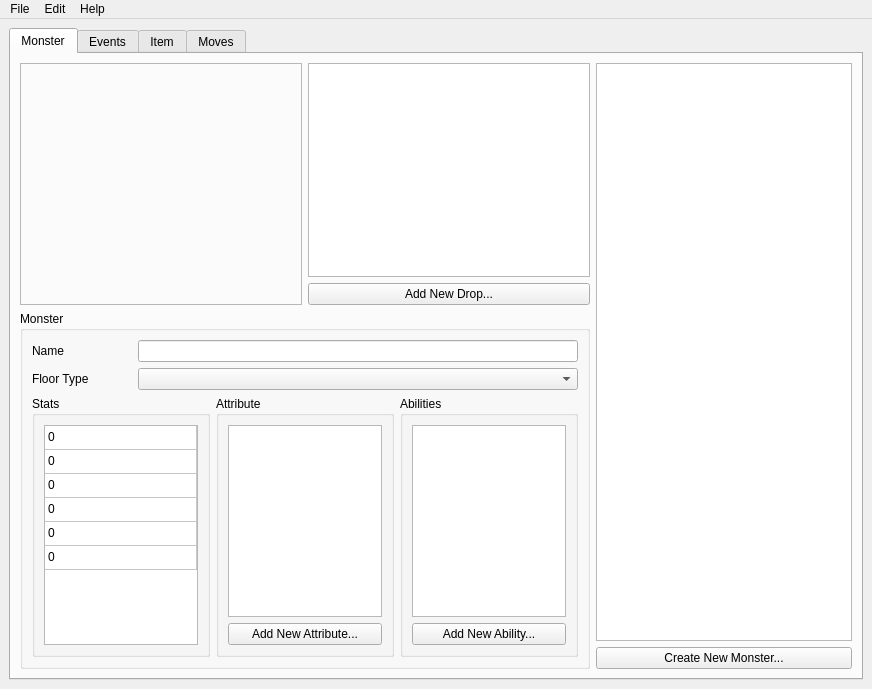
Qt form editor/ui/editor.ui (SodaCookie/rpeg) before a commit.
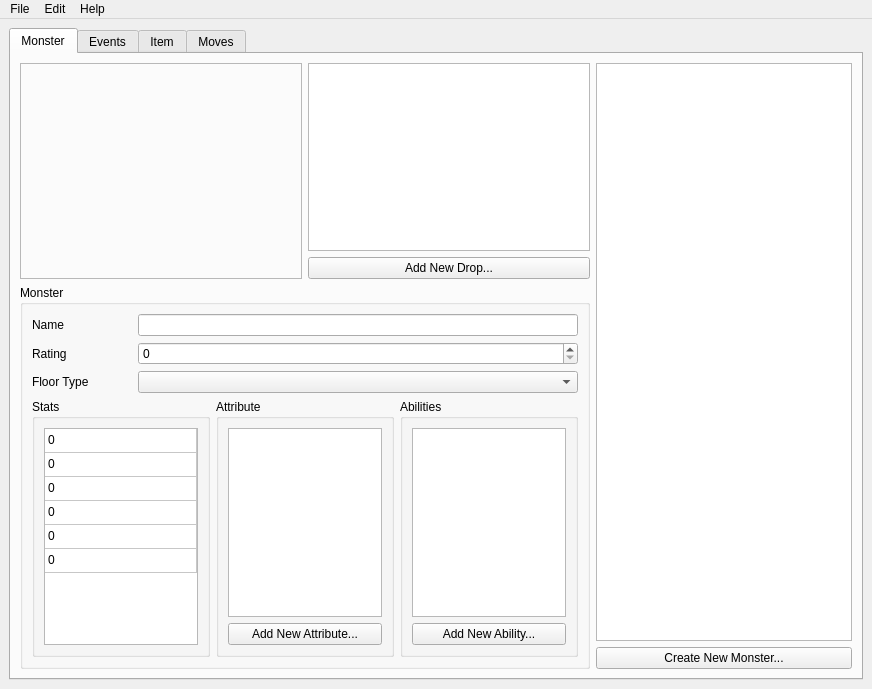
The same form after that commit.

Commit message: Updated monster ui to have rating, created data manager for monster

```diff
--- a/editor/ui/editor.ui
+++ b/editor/ui/editor.ui
@@ -30,12 +30,12 @@
        <attribute name="title">
         <string>Monster</string>
        </attribute>
+       <layout class="QHBoxLayout" name="horizontalLayout_23">
+        <item>
+         <layout class="QVBoxLayout" name="verticalLayout_17">
+          <item>
        <layout class="QHBoxLayout" name="horizontalLayout_5">
         <item>
-         <layout class="QVBoxLayout" name="verticalLayout_6">
-          <item>
-           <layout class="QHBoxLayout" name="horizontalLayout_3">
-            <item>
              <widget class="QFrame" name="frame_2">
               <property name="frameShape">
                <enum>QFrame::StyledPanel</enum>
@@ -102,6 +102,8 @@
             <property name="title">
              <string>Monster</string>
             </property>
+            <layout class="QVBoxLayout" name="verticalLayout_6">
+             <item>
             <layout class="QVBoxLayout" name="verticalLayout_2">
              <item>
               <layout class="QHBoxLayout" name="horizontalLayout">
@@ -129,6 +131,33 @@
                </item>
               </layout>
              </item>
+               <item>
+                <layout class="QHBoxLayout" name="horizontalLayout_3">
+                 <item>
+                  <widget class="QLabel" name="label_4">
+                   <property name="minimumSize">
+                    <size>
+                     <width>100</width>
+                     <height>0</height>
+                    </size>
+                   </property>
+                   <property name="text">
+                    <string>Rating</string>
+                   </property>
+                  </widget>
+                 </item>
+                 <item>
+                  <widget class="QSpinBox" name="monsterRating">
+                   <property name="sizePolicy">
+                    <sizepolicy hsizetype="Expanding" vsizetype="Fixed">
+                     <horstretch>0</horstretch>
+                     <verstretch>0</verstretch>
+                    </sizepolicy>
+                   </property>
+                  </widget>
+                 </item>
+                </layout>
+               </item>
              <item>
               <layout class="QHBoxLayout" name="horizontalLayout_2">
                <item>
@@ -162,6 +191,8 @@
                </item>
               </layout>
              </item>
+              </layout>
+             </item>
              <item>
               <layout class="QHBoxLayout" name="horizontalLayout_4">
                <item>
```
Left out of the diff: 13 changed lines with no effect on the pictures. Lines whose indentation alone changed are shown as unchanged. The commit also changes 3 other files.
